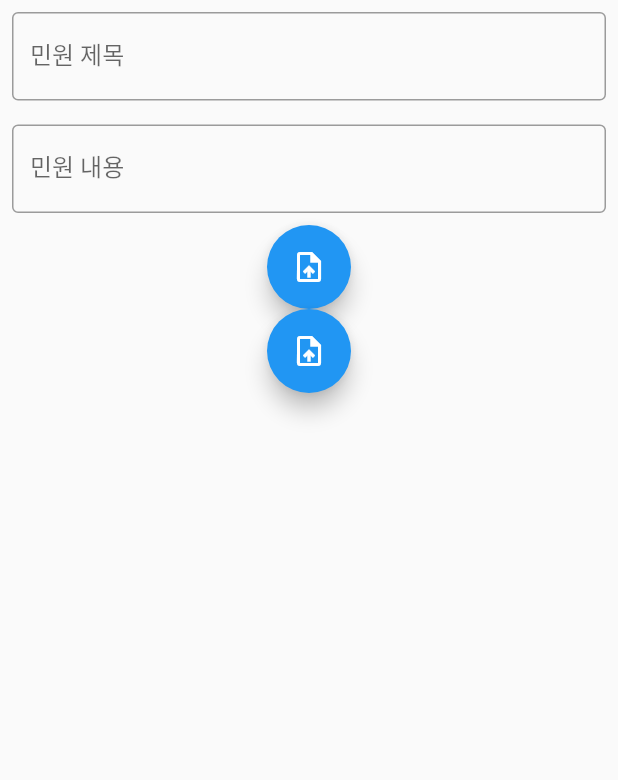
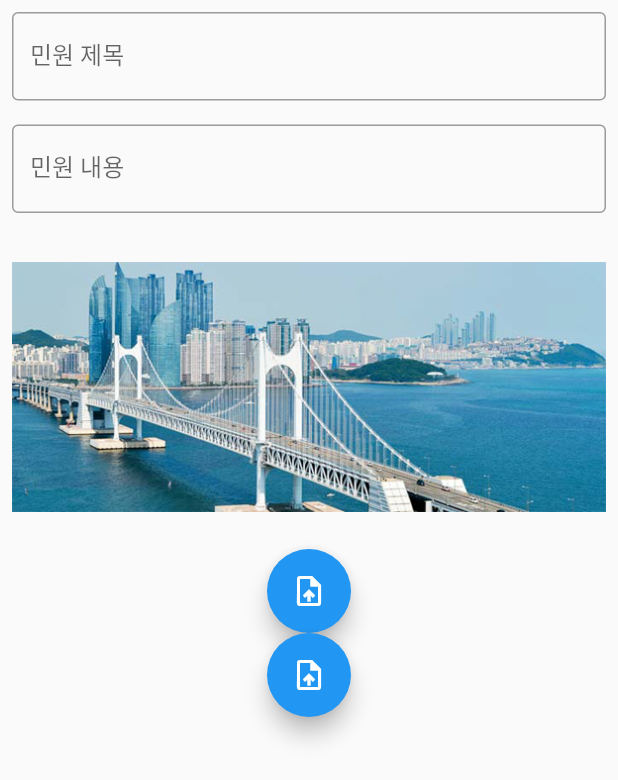
Before and after one commit to ksnero34/walker_holic, a Flutter app: the report screen opened by its route, after a tap on the "playlist add" icon, on a phone screen of 412 x 824 dp. Shown: the top 780 px of the screen. Run offline on Flutter 3.47's test engine with Material 2 defaults, Android fonts, the phone set to English and light mode, and no system bars; our stand-ins replace camera, carousel_slider, fluttertoast, geolocator, google_maps_flutter, permission_handler and 1 more; missing offline and left inert: background_location, is_first_run; accounts and stored records are empty; network calls fail.

Commit message:
보고폼에 사진확인

```diff
--- a/lib/report.dart
+++ b/lib/report.dart
@@ -57,7 +57,11 @@ class report_State extends State<report> {
                 onTap: () async {
                   await Navigator.push(
                     context,
-                    MaterialPageRoute(builder: (ctx) => report_form()),
+                    MaterialPageRoute(
+                        builder: (ctx) => report_form(
+                              img_set: false,
+                              imagePath: '',
+                            )),
                   );
                 },
               ),
--- a/lib/report_form.dart
+++ b/lib/report_form.dart
@@ -1,10 +1,16 @@
+import 'dart:io';
+
 import 'package:flutter/material.dart';
 import 'package:fluttertoast/fluttertoast.dart';
 import 'package:walkerholic/camera.dart';
 
 class report_form extends StatefulWidget {
+  bool img_set;
+  String imagePath;
+  report_form({@required this.img_set, @required this.imagePath});
   @override
-  _report_formState createState() => _report_formState();
+  _report_formState createState() =>
+      _report_formState(img_set: img_set, imagePath: imagePath);
 }
 
 class _report_formState extends State<report_form> {
@@ -12,12 +18,20 @@ class _report_formState extends State<report_form> {
   final contenttext_cntr = TextEditingController();
   String title_text = '';
   String content_text = '';
+  final String imagePath;
+  final bool img_set;
+  _report_formState({this.img_set, this.imagePath});
   Image report_img;
 
   @override
   void initState() {
     // TODO: implement initState
     super.initState();
+    print(imagePath);
+    if (img_set)
+      report_img = Image.file(File(imagePath));
+    else
+      report_img = Image.asset('assets/img_gwang.jpg');
   }
 
   @override
@@ -63,6 +77,11 @@ class _report_formState extends State<report_form> {
                               });
                             }),
                       ),
+                      Container(
+                        margin: EdgeInsets.all(8),
+                        height: 200,
+                        child: report_img,
+                      ),
                       FloatingActionButton(
                           child: Icon(Icons.upload_file),
                           onPressed: () {
```
Also changed, not shown: lib/camera.dart (+11 -4 lines).
